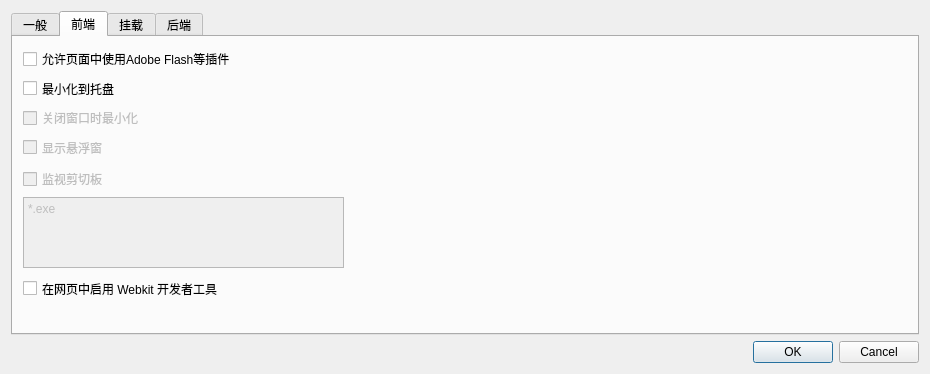
Before: the Qt Designer form src/frontend/ui/settings.ui in Xinkai/XwareDesktop, drawn with Qt 5.
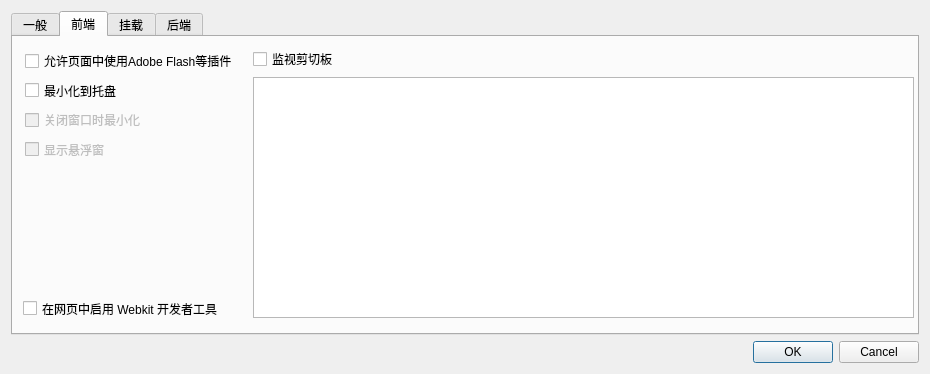
After: the same form once the commit is applied. The open tabs and pages were chosen to show the change. Icons and pictures are not drawn.

Commit message: land watch clipboard

What changed in the file:
```diff
--- a/src/frontend/ui/settings.ui
+++ b/src/frontend/ui/settings.ui
@@ -189,7 +189,7 @@
        <property name="geometry">
         <rect>
          <x>10</x>
-         <y>240</y>
+         <y>260</y>
          <width>251</width>
          <height>23</height>
         </rect>
@@ -201,43 +201,11 @@
         <string>在网页中启用 Webkit 开发者工具</string>
        </property>
       </widget>
-      <widget class="QWidget" name="layoutWidget">
+      <widget class="QWidget" name="">
        <property name="geometry">
         <rect>
-         <x>10</x>
-         <y>130</y>
-         <width>321</width>
-         <height>101</height>
-        </rect>
-       </property>
-       <layout class="QVBoxLayout" name="verticalLayout_6">
-        <item>
-         <widget class="QCheckBox" name="checkBox_watchClipboard">
-          <property name="enabled">
-           <bool>false</bool>
-          </property>
-          <property name="text">
-           <string>监视剪切板</string>
-          </property>
-         </widget>
-        </item>
-        <item>
-         <widget class="QPlainTextEdit" name="plaintext_watchPattern">
-          <property name="enabled">
-           <bool>false</bool>
-          </property>
-          <property name="plainText">
-           <string>*.exe</string>
-          </property>
-         </widget>
-        </item>
-       </layout>
-      </widget>
-      <widget class="QWidget" name="layoutWidget">
-       <property name="geometry">
-        <rect>
-         <x>10</x>
-         <y>10</y>
+         <x>12</x>
+         <y>12</y>
          <width>217</width>
          <height>112</height>
         </rect>
@@ -285,6 +253,28 @@
         </item>
        </layout>
       </widget>
+      <widget class="QWidget" name="">
+       <property name="geometry">
+        <rect>
+         <x>240</x>
+         <y>10</y>
+         <width>661</width>
+         <height>271</height>
+        </rect>
+       </property>
+       <layout class="QVBoxLayout" name="verticalLayout_6">
+        <item>
+         <widget class="QCheckBox" name="checkBox_watchClipboard">
+          <property name="text">
+           <string>监视剪切板</string>
+          </property>
+         </widget>
+        </item>
+        <item>
+         <widget class="QPlainTextEdit" name="plaintext_watchPattern"/>
+        </item>
+       </layout>
+      </widget>
      </widget>
      <widget class="QWidget" name="tab_mount">
       <attribute name="title">
```
Left out of the diff: 1 changed line with no effect on the pictures. The commit also changes 7 other files.
